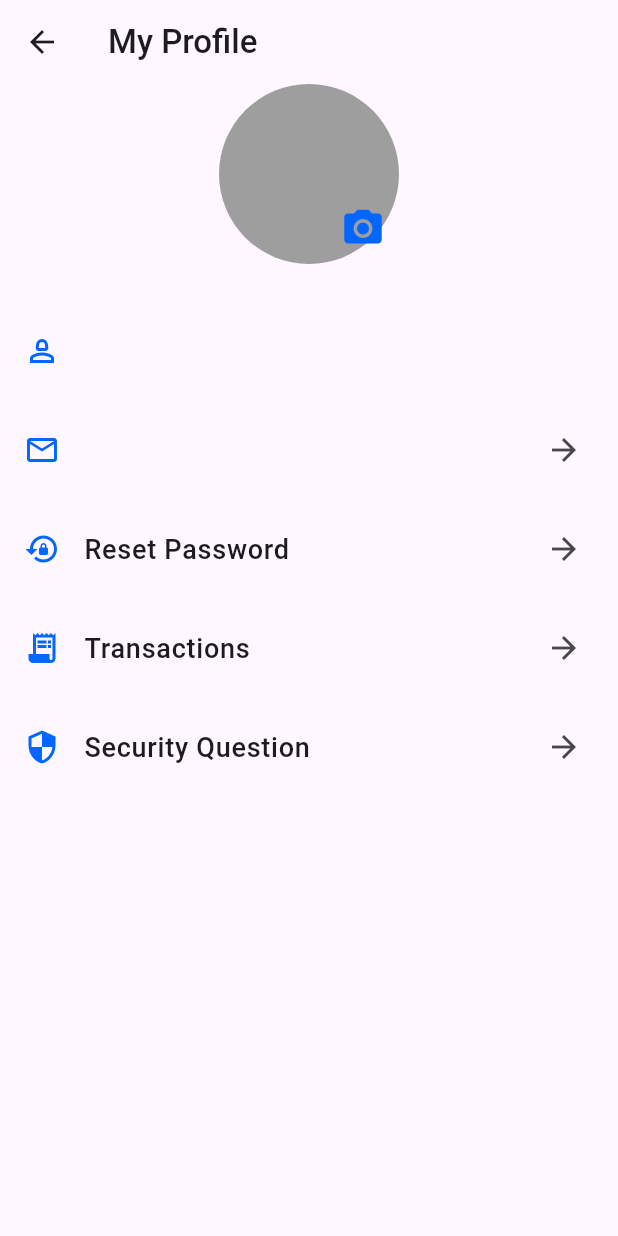
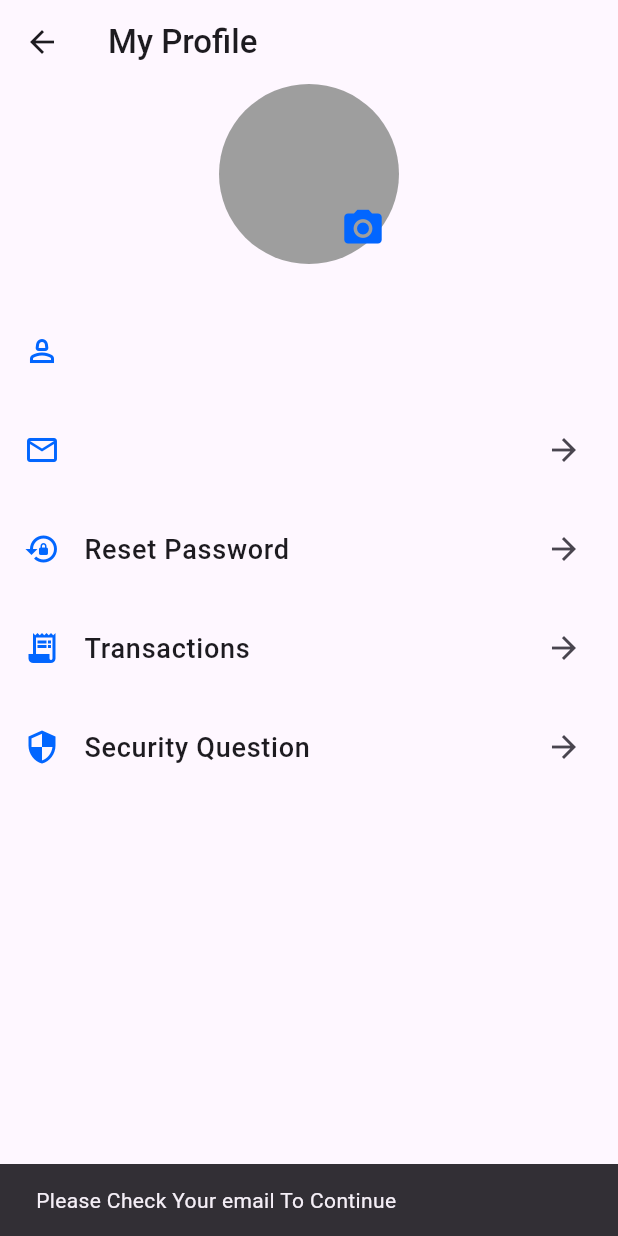
Before and after one commit to ssulaimon/fast-ride, a Flutter app: the ProfileScreen screen opened by its route, after a tap on "Reset Password", on a phone screen of 412 x 824 dp. Run offline on Flutter 3.47's test engine with Material 3 defaults, Android fonts, the phone set to English and light mode, and no system bars; our stand-ins replace firebase_auth, firebase_core, firebase_storage, image_picker; accounts and stored records are empty; network calls fail.

Commit message:
completed email auth

```diff
--- a/lib/domain/firebase_email_auth.dart
+++ b/lib/domain/firebase_email_auth.dart
@@ -8,7 +8,8 @@ class FirebaseEmailAuth {
   static User? get user => FirebaseAuth.instance.currentUser;
   static String get email => FirebaseAuth.instance.currentUser!.email!;
   static String get userId => FirebaseAuth.instance.currentUser!.uid;
-
+  static String? get profilePicture =>
+      FirebaseAuth.instance.currentUser!.photoURL;
   Future<String> createAccount({required UserModel userModel}) async {
     try {
       UserCredential? userCredential =
@@ -57,4 +58,13 @@ class FirebaseEmailAuth {
       user = firebaseAuth.currentUser;
     }
   }
+
+  Future<String> sendPasswordResetLink({required String email}) async {
+    try {
+      await firebaseAuth.sendPasswordResetEmail(email: email);
+      return "Reset Link Sent";
+    } on FirebaseAuthException catch (error) {
+      return error.message!;
+    }
+  }
 }
--- a/lib/domain/upload_profile_image.dart
+++ b/lib/domain/upload_profile_image.dart
@@ -20,9 +20,9 @@ class ProfileImageUpload {
       File file = File(
         xfile.path,
       );
-      print(file);
-
       try {
+        ScaffoldMessenger.of(context).showSnackBar(
+            const SnackBar(content: Text("Please Wait Image Loading")));
         String userId = FirebaseEmailAuth.email;
         FirebaseStorage firebaseStorage = FirebaseStorage.instance;
         Reference reference = firebaseStorage.ref();
--- a/lib/main.dart
+++ b/lib/main.dart
@@ -1,8 +1,8 @@
 import 'package:fastride/constant/routes.dart';
-import 'package:fastride/presentation/controller/forgetpassword_screen_controller.dart';
 import 'package:fastride/presentation/controller/home_screen_controller.dart';
 import 'package:fastride/presentation/controller/login_screen_controller.dart';
 import 'package:fastride/presentation/controller/on_boarding_screen_controller.dart';
+import 'package:fastride/presentation/controller/password_reset_screen_controller.dart';
 import 'package:fastride/presentation/controller/registration_screen_controller.dart';
 import 'package:fastride/presentation/controller/splash_screen_controller.dart';
 import 'package:fastride/presentation/screen/available_drivers_screen.dart';
@@ -32,8 +32,8 @@ void main() async {
         ChangeNotifierProvider(create: (_) => OnBoardingScreenController()),
         ChangeNotifierProvider(create: (_) => LoginScreenController()),
         ChangeNotifierProvider(create: (_) => RegistrationScreenController()),
-        ChangeNotifierProvider(create: (_) => ForgetPasswordScreenController()),
         ChangeNotifierProvider(create: (_) => HomeScreenController()),
+        ChangeNotifierProvider(create: (_) => PasswordResetScreenController()),
       ],
       child: MaterialApp(
         debugShowCheckedModeBanner: false,
--- a/lib/presentation/controller/forgetpassword_screen_controller.dart
+++ /dev/null
@@ -1,3 +0,0 @@
-import 'package:flutter/material.dart';
-
-class ForgetPasswordScreenController extends ChangeNotifier {}
--- a/lib/presentation/screen/driver_profile_screen.dart
+++ b/lib/presentation/screen/driver_profile_screen.dart
@@ -92,9 +92,9 @@ class DriverProfileScreen extends StatelessWidget {
                       Icons.attach_money,
                       color: MyColors.primary,
                     ),
-                    const Text(
-                      "\$20",
-                      style: TextStyle(fontWeight: FontWeight.w500),
+                    Text(
+                      driverModal.amount.toString(),
+                      style: const TextStyle(fontWeight: FontWeight.w500),
                     ),
                   ],
                 ),
--- a/lib/presentation/screen/home_screen.dart
+++ b/lib/presentation/screen/home_screen.dart
@@ -161,13 +161,16 @@ class CustomDrawer extends StatelessWidget {
   @override
   Widget build(BuildContext context) {
     String userName = FirebaseEmailAuth.userName;
+    String? profilePic = FirebaseEmailAuth.profilePicture;
     return Container(
       padding: const EdgeInsets.symmetric(vertical: 30, horizontal: 10),
       child: Column(
         crossAxisAlignment: CrossAxisAlignment.center,
         children: [
-          const CircleAvatar(
+          CircleAvatar(
             radius: 50,
+            backgroundImage:
+                profilePic != null ? NetworkImage(profilePic) : null,
           ),
           const SizedBox(
             height: 10,
--- a/lib/presentation/screen/profile_screen.dart
+++ b/lib/presentation/screen/profile_screen.dart
@@ -1,3 +1,5 @@
+// ignore_for_file: use_build_context_synchronously
+
 import 'package:fastride/constant/colors.dart';
 import 'package:fastride/domain/firebase_email_auth.dart';
 import 'package:fastride/domain/upload_profile_image.dart';
@@ -10,6 +12,7 @@ class ProfileScreen extends StatelessWidget {
   Widget build(BuildContext context) {
     String userName = FirebaseEmailAuth.userName;
     String email = FirebaseEmailAuth.email;
+    String? profilePic = FirebaseEmailAuth.profilePicture;
     return Scaffold(
       appBar: AppBar(
         backgroundColor: MyColors.transparent,
@@ -24,9 +27,11 @@ class ProfileScreen extends StatelessWidget {
           Center(
             child: Stack(
               children: [
-                const CircleAvatar(
+                CircleAvatar(
                   radius: 60,
                   backgroundColor: MyColors.grey,
+                  backgroundImage:
+                      profilePic != null ? NetworkImage(profilePic) : null,
                 ),
                 Positioned(
                   bottom: 0,
@@ -95,7 +100,16 @@ class ProfileScreen extends StatelessWidget {
               ),
             ),
             trailing: const Icon(Icons.arrow_forward),
-            onTap: () {},
+            onTap: () async {
+              await FirebaseEmailAuth().sendPasswordResetLink(email: email);
+              ScaffoldMessenger.of(context).showSnackBar(
+                const SnackBar(
+                  content: Text(
+                    "Please Check Your email To Continue",
+                  ),
+                ),
+              );
+            },
           ),
           const SizedBox(
             height: 10,
--- a/pubspec.yaml
+++ b/pubspec.yaml
@@ -64,6 +64,7 @@ flutter:
   # To add assets to your application, add an assets section, like this:
   assets:
     - assets/images/
+    - assets/drivers-data/
 
   # An image asset can refer to one or more resolution-specific "variants", see
   # https://flutter.dev/assets-and-images/#resolution-aware
```
Also changed, not shown: assets/drivers-data/driver_data.json (added, +24 -0 lines), lib/domain/drivers_loader.dart (added, +16 -0 lines), lib/presentation/controller/password_reset_screen_controller.dart (added, +35 -0 lines), lib/presentation/screen/available_drivers_screen.dart (+19 -18 lines), lib/presentation/screen/forget_password_screen.dart (+27 -3 lines).
